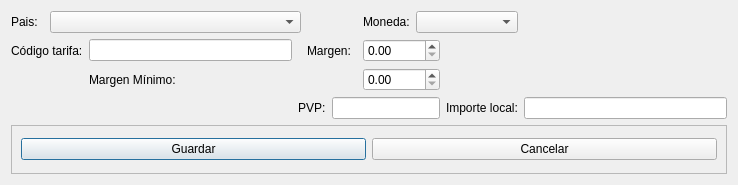
The window that Almacen/frmtarifas.ui (arcnexus/RedFoX) describes before a commit, drawn with Qt 5.
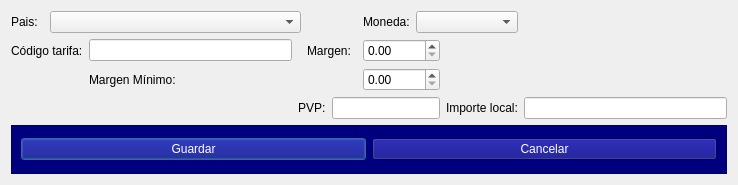
The same window after the commit. Icons and pictures are not drawn.

Commit message: Color Botones formularios - otros cambios menores -

What changed in the file:
```diff
--- a/Almacen/frmtarifas.ui
+++ b/Almacen/frmtarifas.ui
@@ -111,6 +111,9 @@
        <height>54</height>
       </size>
      </property>
+     <property name="styleSheet">
+      <string notr="true">background-color: rgb(0, 0, 127);</string>
+     </property>
      <property name="frameShape">
       <enum>QFrame::StyledPanel</enum>
      </property>
@@ -120,6 +123,10 @@
      <layout class="QGridLayout" name="gridLayout_2">
       <item row="0" column="0">
        <widget class="QPushButton" name="pushButton">
+        <property name="styleSheet">
+         <string notr="true">QPushButton:disabled{color: 0; }
+QPushButton:enabled{color: rgb(255,255,255); }</string>
+        </property>
         <property name="text">
          <string>Guardar</string>
         </property>
@@ -127,6 +134,10 @@
       </item>
       <item row="0" column="1">
        <widget class="QPushButton" name="pushButton_2">
+        <property name="styleSheet">
+         <string notr="true">QPushButton:disabled{color: 0; }
+QPushButton:enabled{color: rgb(255,255,255); }</string>
+        </property>
         <property name="text">
          <string>Cancelar</string>
         </property>
```
The commit also changes 25 other files.
